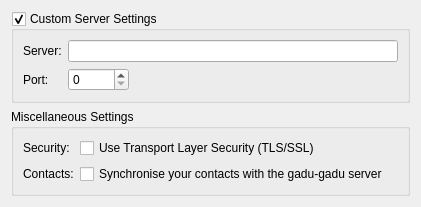
First picture: the form in sunshine/sunshine-advanced-options-widget.ui, repository KDE/ktp-accounts-kcm, before the edit.
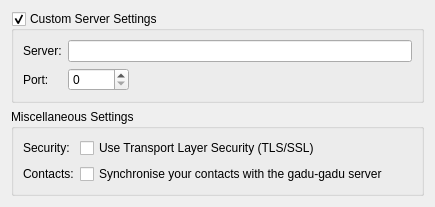
Second picture: the form after the edit. Custom widgets are drawn as their Qt base class.

Commit message: Set tab order correctly in all ui files

Patch:
```diff
--- a/sunshine/sunshine-advanced-options-widget.ui
+++ b/sunshine/sunshine-advanced-options-widget.ui
@@ -6,7 +6,7 @@
    <rect>
     <x>0</x>
     <y>0</y>
-    <width>421</width>
+    <width>435</width>
     <height>206</height>
    </rect>
   </property>
```
Left out of the diff: 7 changed lines with no effect on the pictures. The commit also changes 5 other files.
